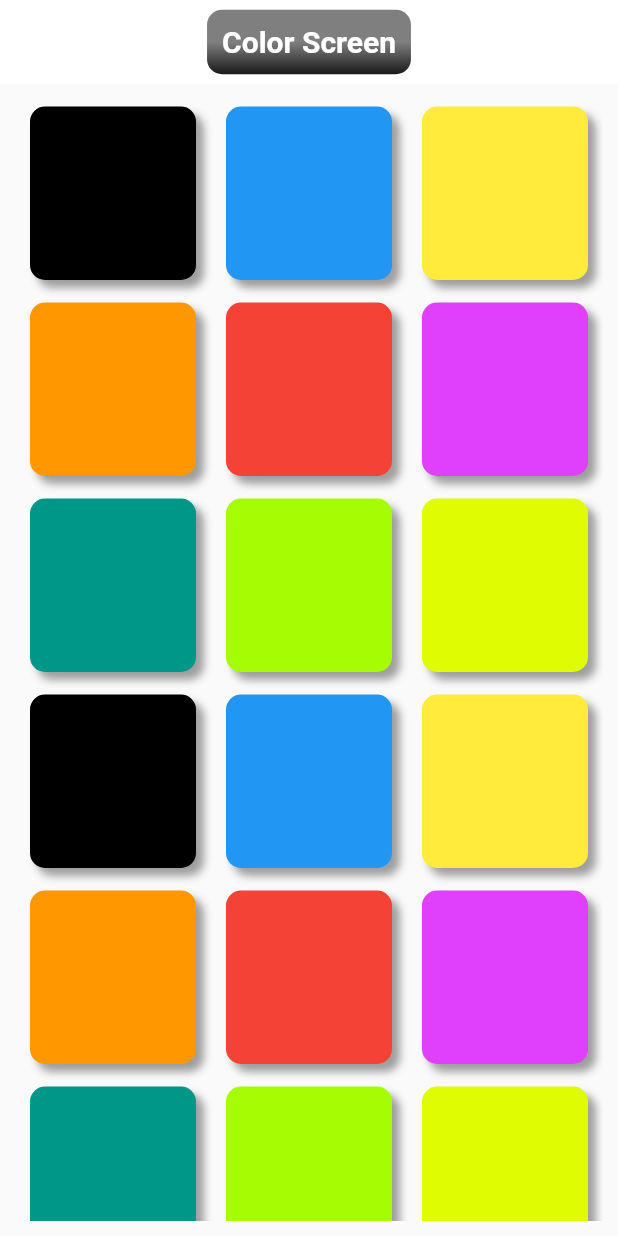
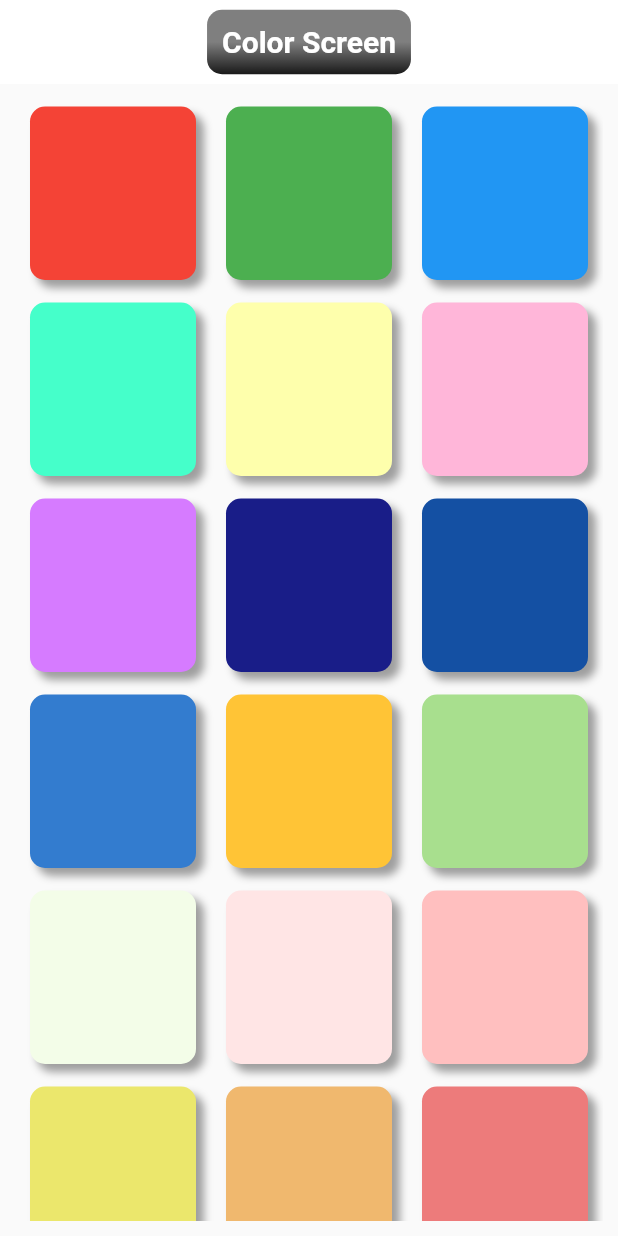
Before and after one commit to eng-muhammedabdulrahman/simple_app, a Flutter app: the screen it shows after launch, on a phone screen of 412 x 824 dp. Run offline on Flutter 3.47's test engine with Material 2 defaults, Android fonts, the phone set to English and light mode, and no system bars; our stand-ins replace hexcolor.

Commit message:
add colors in list

```diff
--- a/lib/components.dart
+++ b/lib/components.dart
@@ -2,32 +2,31 @@ import 'package:flutter/material.dart';
 import 'package:hexcolor/hexcolor.dart';
 
 List<Color> colorsList = [
-  Colors.black,
+  Colors.red,
+  Colors.green,
   Colors.blue,
-  Colors.yellow,
-  Colors.orange,
-  Colors.red,
-  Colors.purpleAccent,
-  Colors.teal,
-  HexColor('#a5fc03'),
-  HexColor('#dffc03'),
-  Colors.black,
-  Colors.blue,
-  Colors.yellow,
-  Colors.orange,
-  Colors.red,
-  Colors.purpleAccent,
-  Colors.teal,
-  HexColor('#a5fc03'),
-  HexColor('#dffc03'),
-  Colors.black,
-  Colors.blue,
-  Colors.yellow,
-  Colors.orange,
-  Colors.red,
-  Colors.purpleAccent,
-  Colors.teal,
-  HexColor('#a5fc03'),
-  HexColor('#dffc03'),
-
+  HexColor('#45FFCA'),
+  HexColor('#FEFFAC'),
+  HexColor('#FFB6D9'),
+  HexColor('#D67BFF'),
+  HexColor('#191D88'),
+  HexColor('#1450A3'),
+  HexColor('#337CCF'),
+  HexColor('#FFC436'),
+  HexColor('#A8DF8E'),
+  HexColor('#F3FDE8'),
+  HexColor('#FFE5E5'),
+  HexColor('#FFBFBF'),
+  HexColor('#EBE76C'),
+  HexColor('#F0B86E'),
+  HexColor('#ED7B7B'),
+  HexColor('#836096'),
+  HexColor('#614BC3'),
+  HexColor('#33BBC5'),
+  HexColor('#85E6C5'),
+  HexColor('#C8FFE0'),
+  HexColor('#22A699'),
+  HexColor('#4C4C6D'),
+  HexColor('#E11299'),
+  HexColor('#9A208C'),
 ];
```
